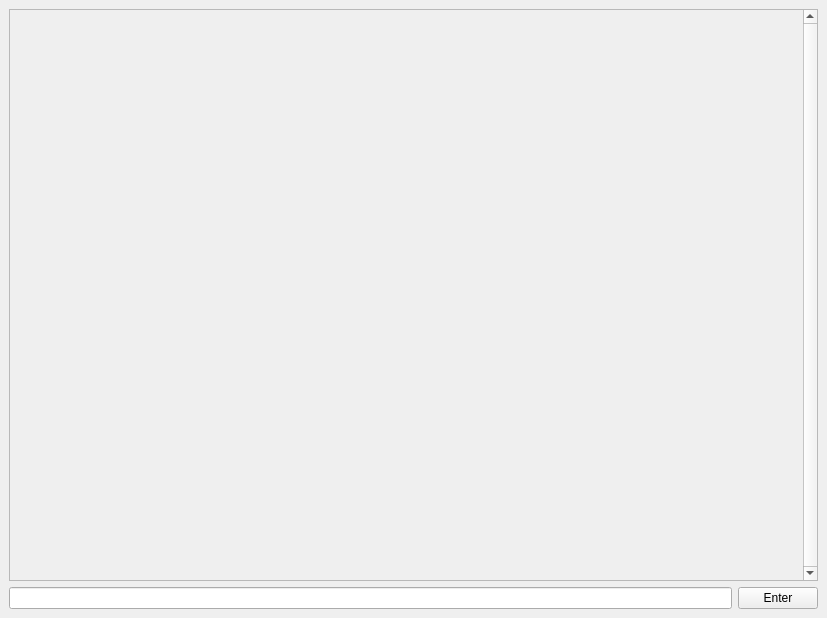
Above: main.ui from ClarkG77/DungeonAssistant before the change. Below: the same form after it.
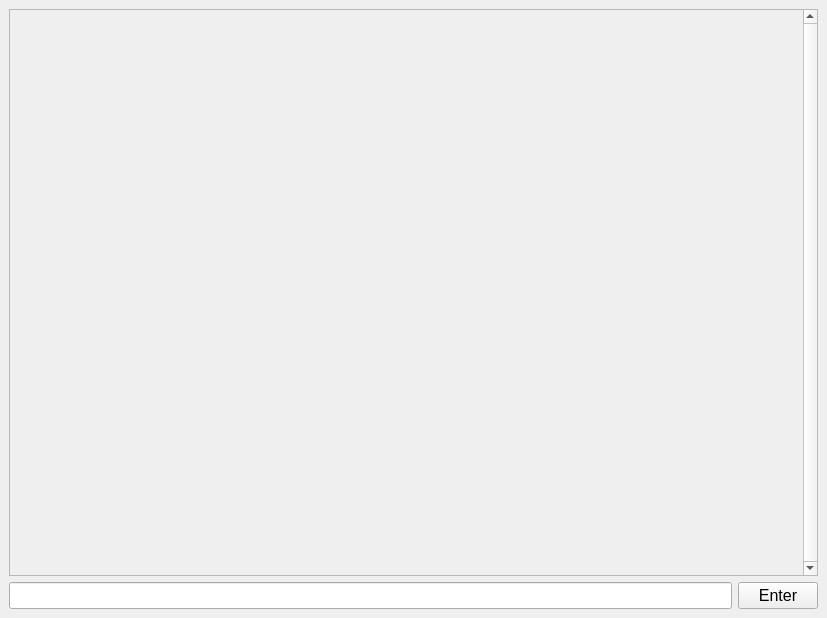
That is the form after the change.

Commit message: Changed font and add a couple comments

Patch:
```diff
--- a/main.ui
+++ b/main.ui
@@ -10,6 +10,11 @@
     <height>618</height>
    </rect>
   </property>
+  <property name="font">
+   <font>
+    <pointsize>12</pointsize>
+   </font>
+  </property>
   <property name="windowTitle">
    <string>MainWindow</string>
   </property>
@@ -41,7 +46,7 @@
          <x>0</x>
          <y>0</y>
          <width>790</width>
-         <height>569</height>
+         <height>564</height>
         </rect>
        </property>
        <property name="sizePolicy">
@@ -50,6 +55,11 @@
          <verstretch>0</verstretch>
         </sizepolicy>
        </property>
+       <property name="font">
+        <font>
+         <pointsize>12</pointsize>
+        </font>
+       </property>
        <widget class="QWidget" name="verticalLayoutWidget">
         <property name="geometry">
          <rect>
@@ -87,7 +97,7 @@
     <item row="1" column="0">
      <widget class="QLineEdit" name="input">
       <property name="sizePolicy">
-       <sizepolicy hsizetype="Expanding" vsizetype="Fixed">
+       <sizepolicy hsizetype="Expanding" vsizetype="Preferred">
         <horstretch>0</horstretch>
         <verstretch>0</verstretch>
        </sizepolicy>
```
The commit also changes 1 other file.
